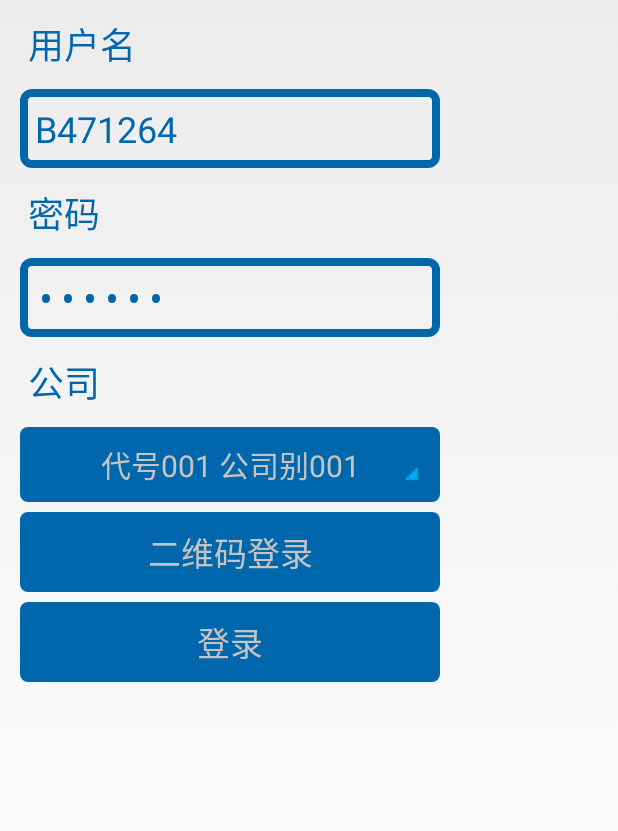
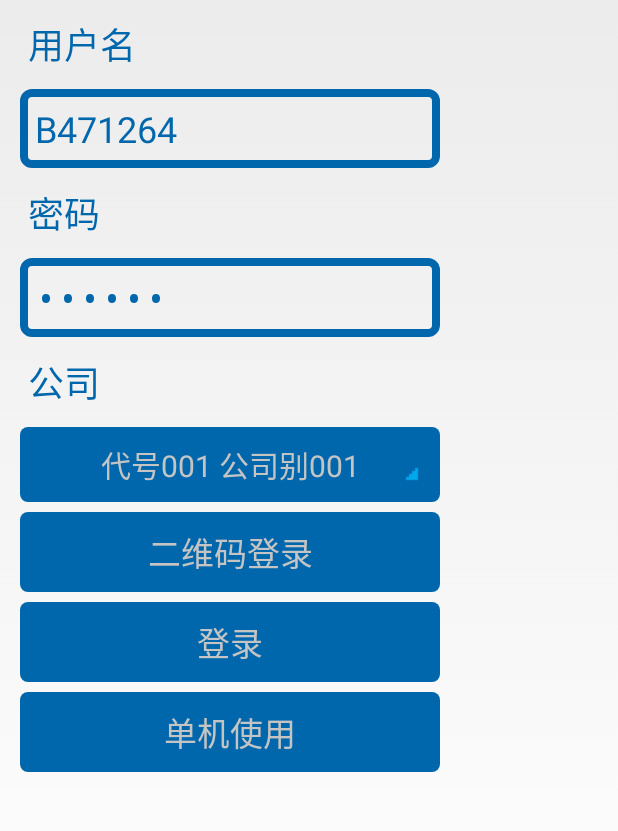
Before and after one commit to savageno1/ChingluhAndroid, an Android app: the screen it shows after launch (LoginActivity), on a phone screen of 412 x 824 dp, the part 201-1032 px from its top. Run offline under Robolectric (Android 15) with nearby library versions, the phone set to English and light mode, and no system bars; network calls fail.

Commit message:
更新部分设置

```diff
--- /dev/null
+++ b/app/src/main/java/com/chingluh/android/util/FtpUtil.java
@@ -0,0 +1,7 @@
+package com.chingluh.android.util;
+
+/**
+ * Created by Ray on 2016/05/06.
+ */
+public class FtpUtil{
+}
--- a/app/src/main/res/layout/activity_login.xml
+++ b/app/src/main/res/layout/activity_login.xml
@@ -6,7 +6,6 @@
 	<LinearLayout
 		android:layout_width="match_parent"
 		android:layout_height="wrap_content"
-		android:gravity="bottom"
 		android:orientation="vertical"
 		android:padding="10dip">
 
@@ -95,5 +94,13 @@
 			android:background="@drawable/button_background"
 			android:text="@string/Button_Login_Text"
 			android:textAppearance="?android:attr/textAppearanceLarge" />
+		<Button
+			android:id="@+id/buttonLocal"
+			android:layout_width="fill_parent"
+			android:layout_height="wrap_content"
+			android:layout_margin="3dip"
+			android:background="@drawable/button_background"
+			android:text="@string/Button_Local_Text"
+			android:textAppearance="?android:attr/textAppearanceLarge" />
 	</LinearLayout>
 </ScrollView>
--- a/app/src/main/res/values/strings.xml
+++ b/app/src/main/res/values/strings.xml
@@ -10,6 +10,7 @@
     <string name="TextView_UserId_Text">用户名</string>
     <string name="TextView_Password_Text">密码</string>
     <string name="Button_Login_Text">登录</string>
+    <string name="Button_Local_Text">单机使用</string>
     <string name="TextView_Company_Text">公司</string>
     <string name="MessageUtil_Message_InitSystemData">正在初始化系统信息</string>
     <string name="MessageUtil_Message_CheckingIn">正在登录系统</string>
```
